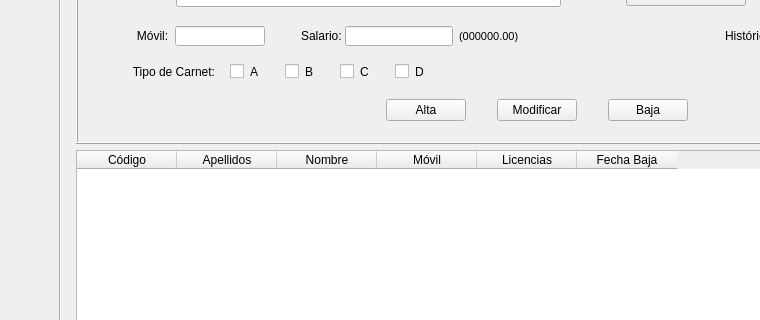
Above: templates/MainWindow.ui from XoanCarlos/perezgonzalez2324 before the change; both pictures show x 0 to 760 and y 228 to 548 of the 1068 by 760 pixel window. Below: the same form after it.
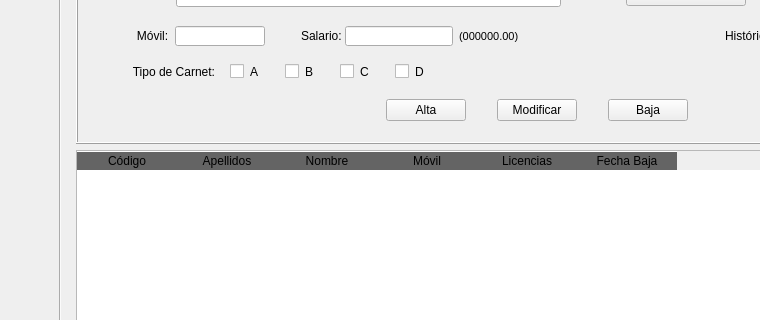
That is the form after the change. Icons and pictures are not drawn.

Diff of the .ui file:
```diff
--- a/templates/MainWindow.ui
+++ b/templates/MainWindow.ui
@@ -1175,6 +1175,16 @@
             <height>16777215</height>
            </size>
           </property>
+          <property name="styleSheet">
+           <string notr="true">QHeaderView::section:horizontal
+{
+border-top: 1px solid #ffffff;
+color: 'white';
+font: 11pt &quot;Arial&quot;;
+background-color:rgb(100,100,100);
+}
+</string>
+          </property>
           <property name="alternatingRowColors">
            <bool>true</bool>
           </property>
```
